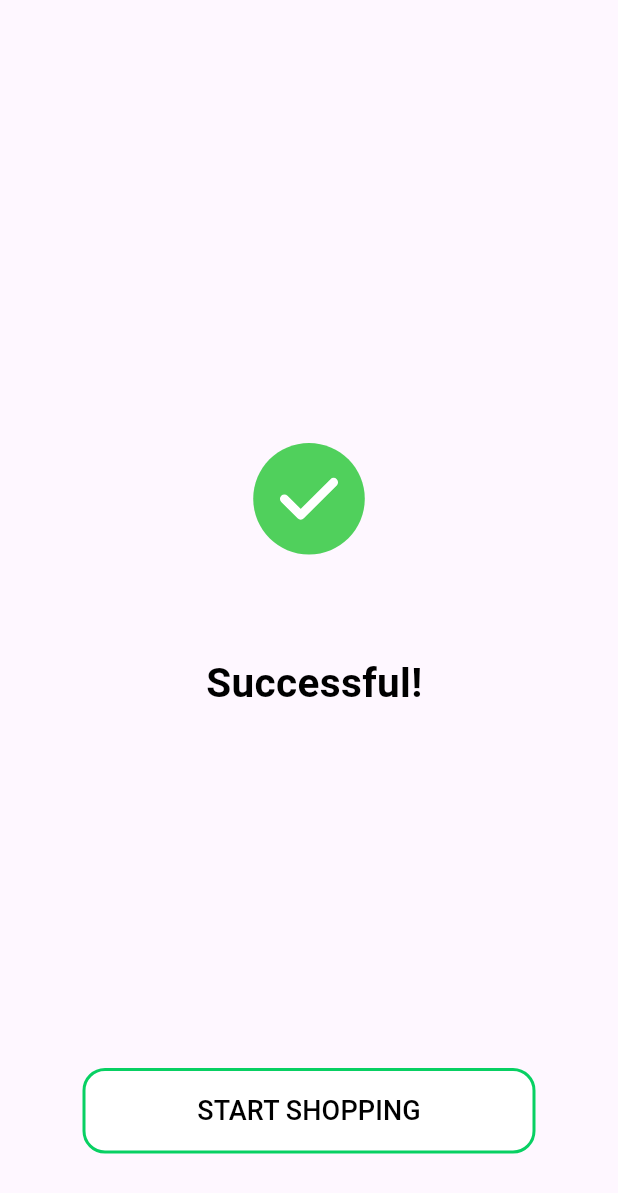
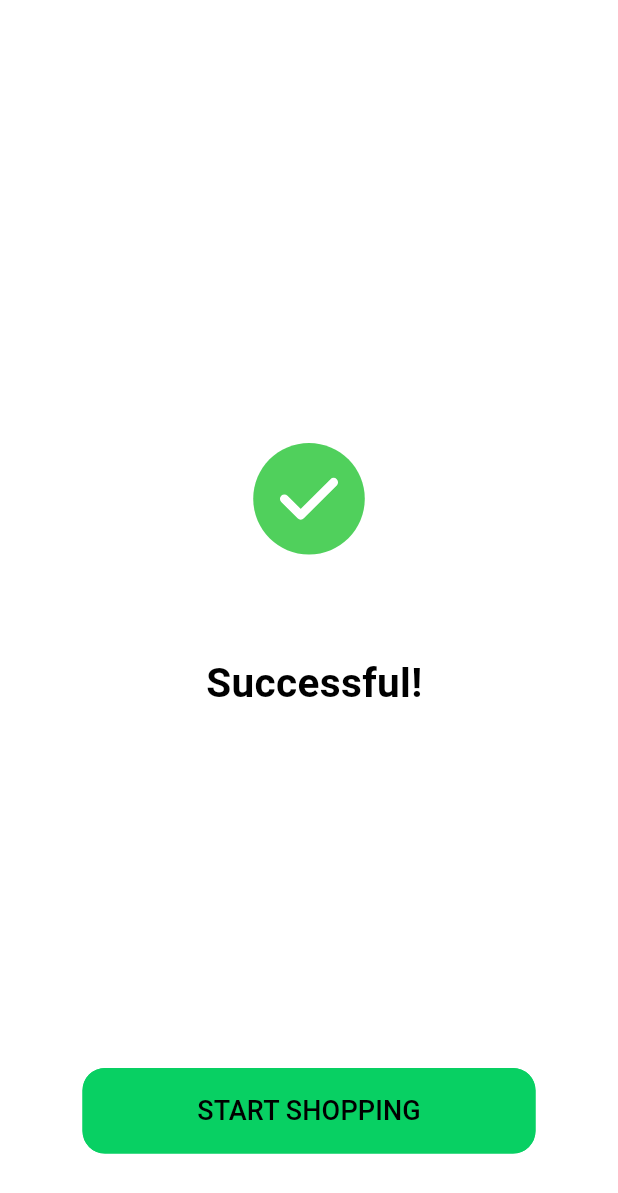
Before and after one commit to Adilcpgithub/nutra_nest, a Flutter app: the SignSuccess screen opened directly, on a phone screen of 412 x 824 dp. Shown: the top 1193 px of the screen. Run offline on Flutter 3.47's test engine with Material 3 defaults, Android fonts, the phone set to English and light mode, and no system bars; drawn by our look-alikes of lottie; our stand-ins replace animate_do, bloc, carousel_slider, cloud_firestore, connectivity_plus, country_code_picker and 8 more; accounts and stored records are empty; project files that could hold a hidden picture were left out.

Commit message:
app images added with following theme data

```diff
--- a/lib/Blocs/LoginBloc/bloc/profil_bloc/bloc/profil_event.dart
+++ b/lib/Blocs/LoginBloc/bloc/profil_bloc/bloc/profil_event.dart
@@ -10,7 +10,7 @@ abstract class ProfilEvent extends Equatable {
 class UploadImageEvent extends ProfilEvent {
   final String userId;
 
-  UploadImageEvent(
+  const UploadImageEvent(
     this.userId,
   );
   @override
@@ -24,7 +24,7 @@ class GetImageUrlEvent extends ProfilEvent {}
 class DeleteImageEvent extends ProfilEvent {
   final String userId;
 
-  DeleteImageEvent(this.userId);
+  const DeleteImageEvent(this.userId);
 
   @override
   List<Object> get props => [userId];
--- a/lib/Blocs/LoginBloc/bloc/profil_bloc/bloc/profil_state.dart
+++ b/lib/Blocs/LoginBloc/bloc/profil_bloc/bloc/profil_state.dart
@@ -11,24 +11,29 @@ sealed class ProfilState extends Equatable {
 
 final class ProfilInitial extends ProfilState {}
 
-class CloudinaryLoading extends ProfilState {}
+class ProfileImageLoading extends ProfilState {}
 
 // ignore: must_be_immutable
-class CloudinaryUrlRetrieved extends ProfilState {
+class ProfilImageSuccessful extends ProfilState {
   String imageUrl = '';
   final bool isNewUpload;
 
-  CloudinaryUrlRetrieved({required this.imageUrl, this.isNewUpload = false});
+  ProfilImageSuccessful({required this.imageUrl, this.isNewUpload = false});
 }
 
-class CloudinaryDeleted extends ProfilState {}
+class ProfilImageDeleted extends ProfilState {}
 
 class ShowDefaulImage extends ProfilState {
-  final defaultImage = '';
+  @override
+  // ignore: overridden_fields
+  final String defaultImage = '';
+
+  @override
+  List<Object> get props => [defaultImage];
 }
 
 class CloudinaryError extends ProfilState {
   final String errorMessage;
 
-  CloudinaryError(this.errorMessage);
+  const CloudinaryError(this.errorMessage);
 }
--- a/lib/Blocs/Splash/bloc/splash_bloc.dart
+++ b/lib/Blocs/Splash/bloc/splash_bloc.dart
@@ -7,13 +7,13 @@ part 'splash_state.dart';
 
 class SplashBloc extends Bloc<SplashEvent, SplashState> {
   SplashBloc()
-      : super(const SplashState(imageSize: 00, rotate: 00, opacity: 0.0)) {
+      : super(const SplashState(imageSize: 300, rotate: 00, opacity: 0.0)) {
     on<StartAnimationEvent>(_onStartAnimation);
   }
   Future<void> _onStartAnimation(
       StartAnimationEvent event, Emitter<SplashState> emit) async {
-    emit(const SplashState(imageSize: 180, rotate: 00, opacity: 0.0));
+    emit(const SplashState(imageSize: 400, rotate: 00, opacity: 1.0));
 
-    emit(const SplashState(imageSize: 280, rotate: 0, opacity: 1.0));
+    emit(const SplashState(imageSize: 400, rotate: 00, opacity: 1.0));
   }
 }
--- a/lib/Screen/sign_success.dart
+++ b/lib/Screen/sign_success.dart
@@ -2,6 +2,7 @@ import 'package:flutter/material.dart';
 import 'package:lottie/lottie.dart';
 import 'package:nutra_nest/core/theme/app_theme.dart';
 import 'package:nutra_nest/screen/bottom_navigation/bottom_navigation_screen.dart';
+import 'package:nutra_nest/utity/colors.dart';
 import 'package:nutra_nest/utity/navigation.dart';
 import 'package:nutra_nest/widgets/custom_textbutton.dart';
 
@@ -11,6 +12,7 @@ class SignSuccess extends StatelessWidget {
   @override
   Widget build(BuildContext context) {
     return Scaffold(
+      backgroundColor: appTheme(context),
       body: Padding(
         padding: const EdgeInsets.symmetric(horizontal: 50),
         child: Stack(children: [
@@ -24,10 +26,10 @@ class SignSuccess extends StatelessWidget {
                       child: LottieBuilder.asset(
                           'assets/Animation - 1736831368600.json')),
                 ),
-                const Text(
+                Text(
                   ' Successful!',
                   style: TextStyle(
-                      color: Colors.black,
+                      color: customTextTheme(context),
                       fontSize: 27,
                       fontWeight: FontWeight.bold),
                 ),
@@ -42,8 +44,9 @@ class SignSuccess extends StatelessWidget {
             left: 5,
             right: 5,
             child: CustomTextbutton(
-                color: Colors.white,
+                color: CustomColors.green,
                 buttomName: 'START SHOPPING',
+                nameColor: customTextTheme(context),
                 voidCallBack: () async {
                   CustomNavigation.pushAndRemoveUntil(
                       context, const MyHomePage());
--- a/lib/features/wishlist/presentation/pages/wish_list_screen.dart
+++ b/lib/features/wishlist/presentation/pages/wish_list_screen.dart
@@ -192,7 +192,7 @@ Widget builWishList(BuildContext context) {
                                                   height: double.infinity,
                                                   width: double.maxFinite,
                                                   child: Image.asset(
-                                                    applogo,
+                                                    appLogo(context),
                                                     fit: BoxFit.cover,
                                                   )),
                                               const CircularProgressIndicator(
```
Also changed, not shown: lib/Blocs/LoginBloc/bloc/profil_bloc/bloc/profil_bloc.dart (+5 -5 lines), lib/Screen/auth_screens/login_screen.dart (+11 -6 lines), lib/Screen/splash_screen.dart (+20 -7 lines), lib/Screen/user/edit_profile.dart (+5 -3 lines), lib/auth/cloudinary_service.dart (deleted, +0 -193 lines), lib/main.dart (+5 -3 lines), lib/utity/app_logo.dart (+8 -1 lines), assets/applogo_blacktheme.png (added), assets/applogo_whitetheme.png (added), 2 other files.
